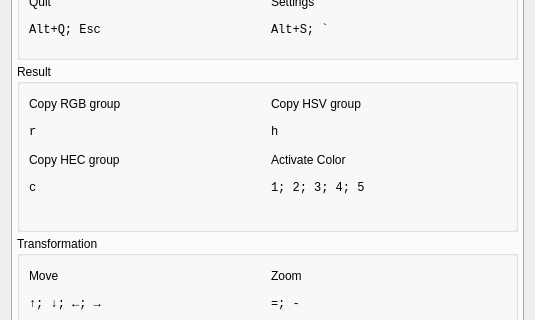
Before: the Qt Designer form src/main/python/cguis/design/settings_dialog.ui in insad/DigitalPalette, drawn with Qt 5; both pictures show x 0 to 535 and y 195 to 515 of the 535 by 644 pixel window.
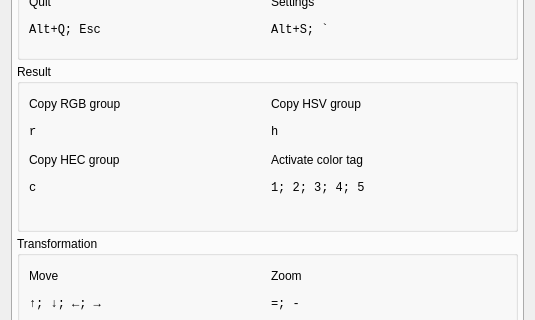
After: the same form once the commit is applied. The open tabs and pages were chosen to show the change.

Patch:
```diff
--- a/src/main/python/cguis/design/settings_dialog.ui
+++ b/src/main/python/cguis/design/settings_dialog.ui
@@ -1985,7 +1985,7 @@
              </size>
             </property>
             <property name="text">
-             <string>Activate Color</string>
+             <string>Activate color tag</string>
             </property>
            </widget>
           </item>
```
